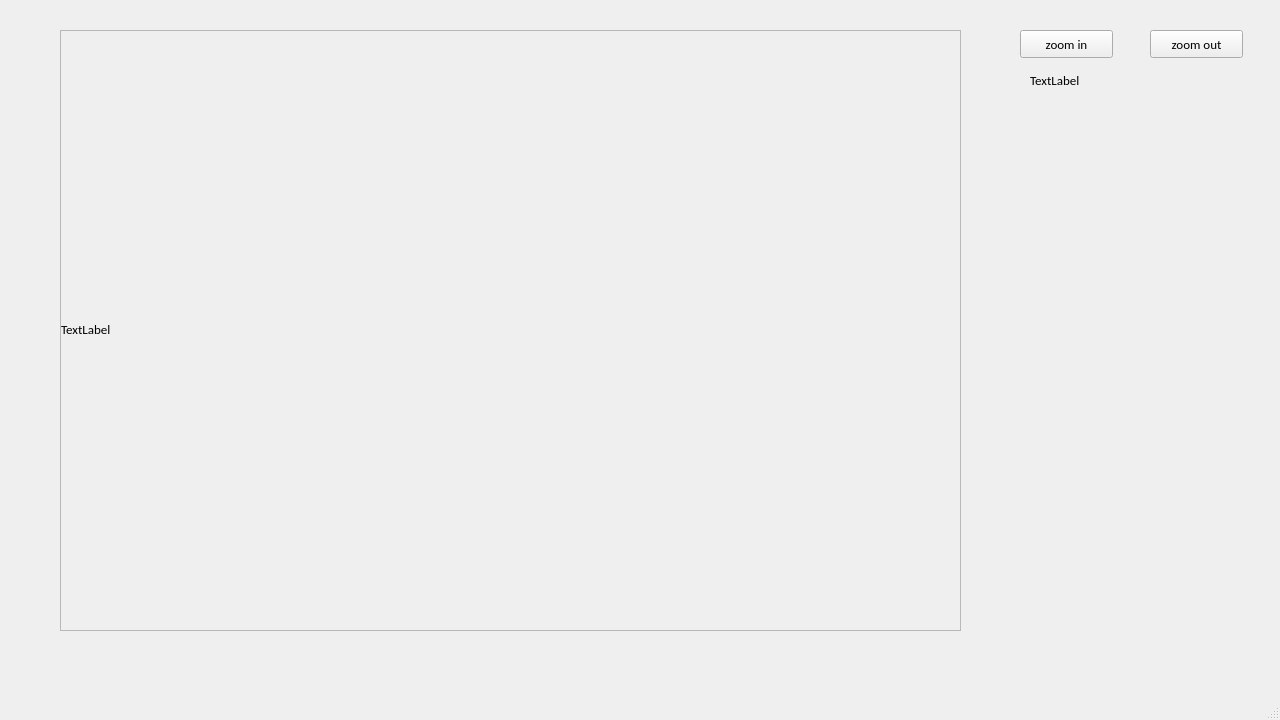
snoopy811005/drawer_practice, file UI.ui: the form before one commit.
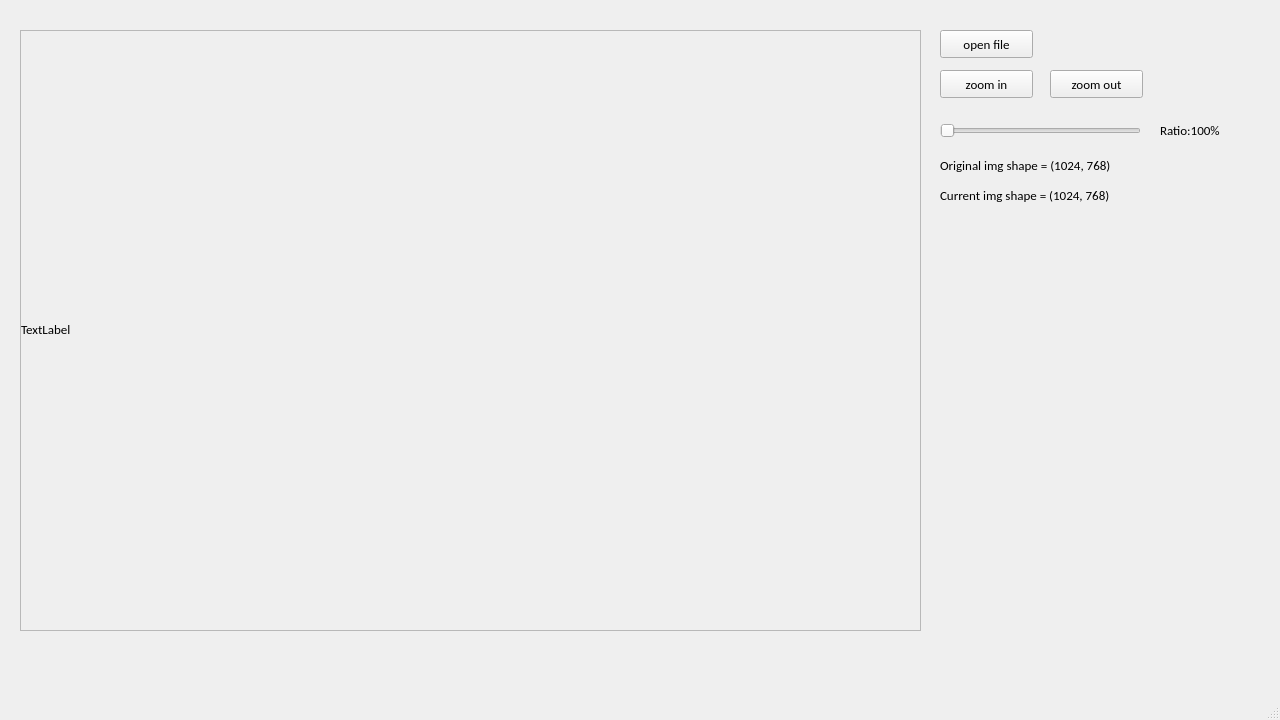
The form after the commit.

The edit to the form file:
```diff
--- a/UI.ui
+++ b/UI.ui
@@ -23,8 +23,8 @@
    <widget class="QPushButton" name="btn_zoom_in">
     <property name="geometry">
      <rect>
-      <x>1020</x>
-      <y>30</y>
+      <x>940</x>
+      <y>70</y>
       <width>93</width>
       <height>28</height>
      </rect>
@@ -42,8 +42,8 @@
    <widget class="QPushButton" name="btn_zoom_out">
     <property name="geometry">
      <rect>
-      <x>1150</x>
-      <y>30</y>
+      <x>1050</x>
+      <y>70</y>
       <width>93</width>
       <height>28</height>
      </rect>
@@ -61,7 +61,7 @@
    <widget class="QWidget" name="verticalLayoutWidget">
     <property name="geometry">
      <rect>
-      <x>60</x>
+      <x>20</x>
       <y>30</y>
       <width>901</width>
       <height>601</height>
@@ -109,19 +109,71 @@
    <widget class="QLabel" name="label_img_shape">
     <property name="geometry">
      <rect>
-      <x>1030</x>
-      <y>70</y>
+      <x>940</x>
+      <y>150</y>
+      <width>301</width>
+      <height>31</height>
+     </rect>
+    </property>
+    <property name="font">
+     <font>
+      <pointsize>10</pointsize>
+     </font>
+    </property>
+    <property name="text">
+     <string>Original img shape = (1024, 768)</string>
+    </property>
+   </widget>
+   <widget class="QSlider" name="slider_zoom">
+    <property name="geometry">
+     <rect>
+      <x>940</x>
+      <y>120</y>
       <width>201</width>
-      <height>20</height>
+      <height>22</height>
      </rect>
     </property>
-    <property name="font">
-     <font>
-      <pointsize>10</pointsize>
-     </font>
+    <property name="orientation">
+     <enum>Qt::Horizontal</enum>
     </property>
+   </widget>
+   <widget class="QLabel" name="label_ratio">
+    <property name="geometry">
+     <rect>
+      <x>1160</x>
+      <y>110</y>
+      <width>111</width>
+      <height>41</height>
+     </rect>
+    </property>
     <property name="text">
-     <string>TextLabel</string>
+     <string>Ratio:100%</string>
+    </property>
+   </widget>
+   <widget class="QLabel" name="label_img_shape_current">
+    <property name="geometry">
+     <rect>
+      <x>940</x>
+      <y>180</y>
+      <width>301</width>
+      <height>31</height>
+     </rect>
+    </property>
+    <property name="text">
+     <string>Current img shape = (1024, 768)</string>
+    </property>
+   </widget>
+   <widget class="QPushButton" name="btn_open_image">
+    <property name="geometry">
+     <rect>
+      <x>940</x>
+      <y>30</y>
+      <width>93</width>
+      <height>28</height>
+     </rect>
+    </property>
+    <property name="text">
+     <string>open file</string>
     </property>
    </widget>
   </widget>
```
Left out of the diff: 2 changed lines with no effect on the pictures.
